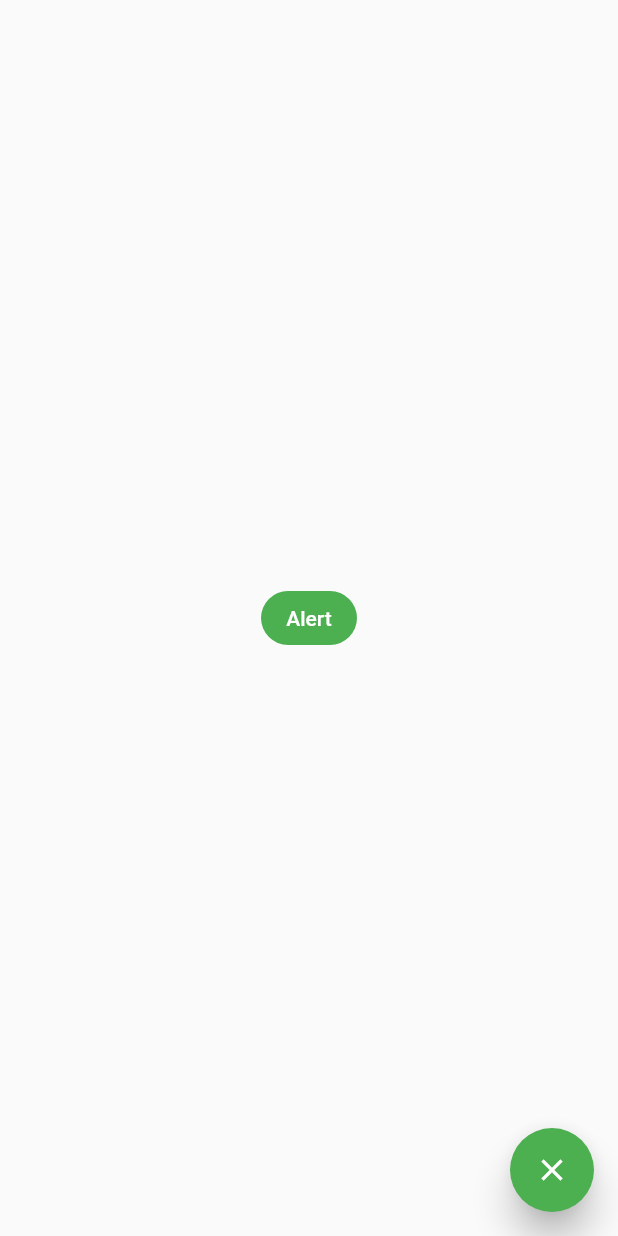
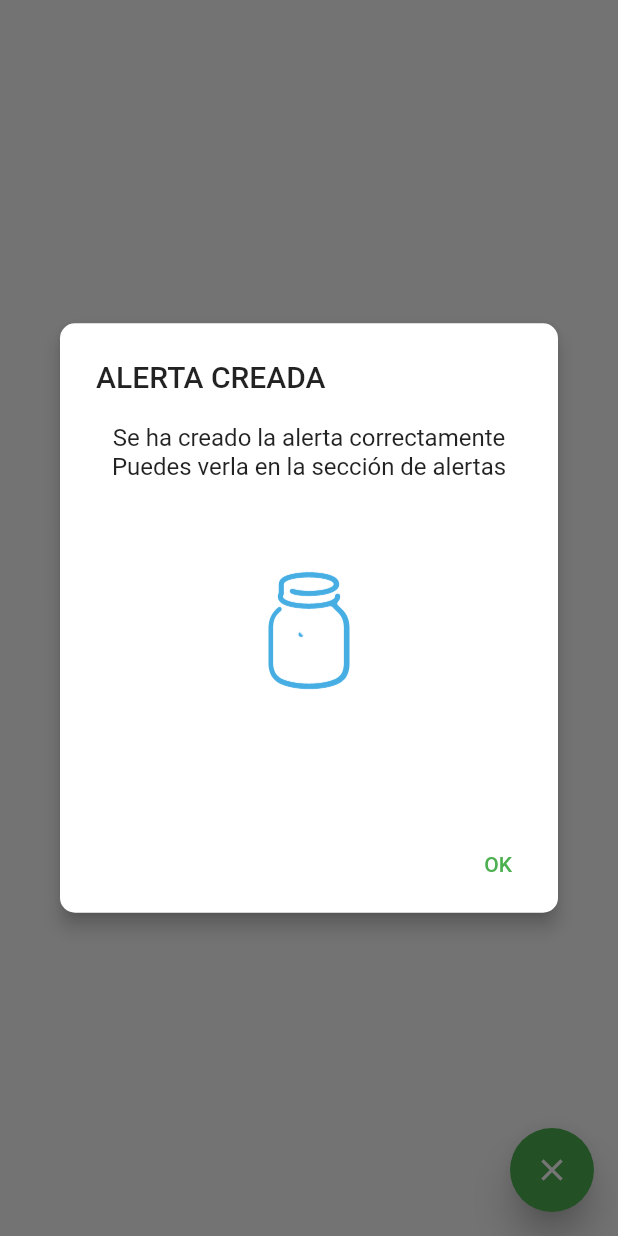
Before and after one commit to juanfranciscocis/FLUTTER-COMPONENTS, a Flutter app: the AlertScreen screen opened by its route, after a tap on "Alert", on a phone screen of 412 x 824 dp. Run offline on Flutter 3.47's test engine with Material 2 defaults, Android fonts, the light colour scheme and no system bars.

Commit message:
ALERT WORKING

```diff
--- a/lib/screens/alert_screen.dart
+++ b/lib/screens/alert_screen.dart
@@ -1,9 +1,45 @@
+
 import 'package:flutter/material.dart';
 
 import '../theme/app_theme.dart';
 
 class AlertScreen extends StatelessWidget{
   const AlertScreen({Key? key}) : super(key: key);
+
+  void displayDialog(BuildContext context){
+
+    showDialog(
+      barrierDismissible: true,
+        context: context,
+        builder: (context){
+          return AlertDialog(
+            shape: RoundedRectangleBorder(
+              borderRadius: BorderRadius.circular(10),
+            ),
+            elevation: 5,
+            title: Text('ALERTA CREADA'),
+            content: Column(
+              mainAxisSize: MainAxisSize.min,
+              children: [
+                Text('Se ha creado la alerta correctamente'),
+                Text('Puedes verla en la sección de alertas'),
+                Image(image: AssetImage('assets/jar-loading.gif'), width: 500, height: 200,)
+              ],
+            ),
+
+              actions:[
+                TextButton(onPressed: (){
+                  Navigator.of(context).pop();
+                }, child: Text('OK'))
+              ]
+
+          );
+        }
+    );
+
+
+
+  }
 
   @override
   Widget build(BuildContext context) {
@@ -16,7 +52,7 @@ class AlertScreen extends StatelessWidget{
             shape: const StadiumBorder()
           ),*/ //GIVING STYLE TO THE ALERT BUTTON
           onPressed: () {
-
+            displayDialog(context);
           }, child: Text('Alert'), //ON PRESSED NULL CANCELA EL BOTON!!!!
 
         ),
```
